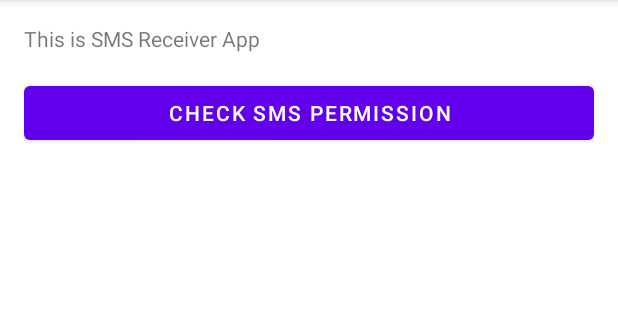
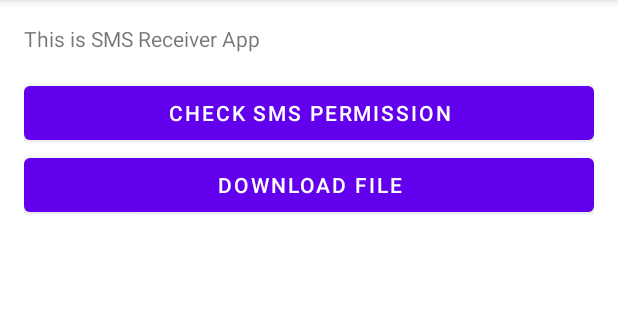
Before and after one commit to ricky-kiva/andro-broadcast-receiver, an Android app: the screen it shows after launch (MainActivity), on a phone screen of 412 x 824 dp, the part 84-404 px from its top. Run offline under Robolectric (Android 15) with nearby library versions, the phone set to English and light mode, and no system bars.

```diff
--- a/app/src/main/AndroidManifest.xml
+++ b/app/src/main/AndroidManifest.xml
@@ -23,6 +23,10 @@
             </intent-filter>
         </receiver>
 
+        <service
+            android:name=".DownloadService"
+            android:permission="android.permission.BIND_JOB_SERVICE"/>
+
         <activity
             android:name=".SmsReceiverActivity"
             android:exported="false"
--- a/app/src/main/java/com/rickyslash/broadcastreceiverapp/MainActivity.kt
+++ b/app/src/main/java/com/rickyslash/broadcastreceiverapp/MainActivity.kt
@@ -7,11 +7,17 @@ import android.widget.Toast
 import androidx.activity.result.contract.ActivityResultContracts.RequestPermission
 import com.rickyslash.broadcastreceiverapp.databinding.ActivityMainBinding
 import android.Manifest
+import android.content.BroadcastReceiver
+import android.content.Context
+import android.content.Intent
+import android.content.IntentFilter
+import android.util.Log
 
 // note: need to add <uses-permission> & <receiver> inside the AndroidManifest.xml
 
 class MainActivity : AppCompatActivity(), View.OnClickListener {
 
+    private lateinit var downloadReceiver: BroadcastReceiver
     private var binding: ActivityMainBinding? = null
 
     // function for requesting permission for reading SMS
@@ -32,18 +38,41 @@ class MainActivity : AppCompatActivity(), View.OnClickListener {
         setContentView(binding?.root)
 
         binding?.btnPermission?.setOnClickListener(this)
+        binding?.btnDownload?.setOnClickListener(this)
 
+        // this is the `action` when `BroadcastReceiver` is received
+        downloadReceiver = object : BroadcastReceiver() {
+            override fun onReceive(context: Context?, intent: Intent?) {
+                Log.d(DownloadService.TAG, "Download finished")
+                Toast.makeText(context, "Download finished", Toast.LENGTH_SHORT).show()
+            }
+        }
+
+        // when `Broadcast Intent` that is sent matches `IntentFilter()`, the receiver will receive the broadcast
+        val downloadIntentFilter = IntentFilter(ACTION_DOWNLOAD_STATUS)
+        // this to 'register to broadcast receiver'
+        registerReceiver(downloadReceiver, downloadIntentFilter)
     }
 
     override fun onClick(v: View?) {
         when (v?.id) {
             R.id.btn_permission -> requestPermissionLauncher.launch(Manifest.permission.RECEIVE_SMS)
+            R.id.btn_download -> {
+                // this intent is used to start service from DownloadService
+                val downloadServiceIntent = Intent(this, DownloadService::class.java)
+                startService(downloadServiceIntent)
+            }
         }
     }
 
     override fun onDestroy() {
         super.onDestroy()
+        unregisterReceiver(downloadReceiver)
         binding = null
+    }
+
+    companion object {
+        const val ACTION_DOWNLOAD_STATUS = "download_status"
     }
 }
 
--- a/app/src/main/res/layout/activity_main.xml
+++ b/app/src/main/res/layout/activity_main.xml
@@ -21,4 +21,10 @@
         android:layout_height="wrap_content"
         android:text="@string/check_sms_permission" />
 
+    <Button
+        android:id="@+id/btn_download"
+        android:layout_width="match_parent"
+        android:layout_height="wrap_content"
+        android:text="@string/download_file" />
+
 </LinearLayout>
```
Also changed, not shown: app/src/main/java/com/rickyslash/broadcastreceiverapp/DownloadService.kt (added, +39 -0 lines).
